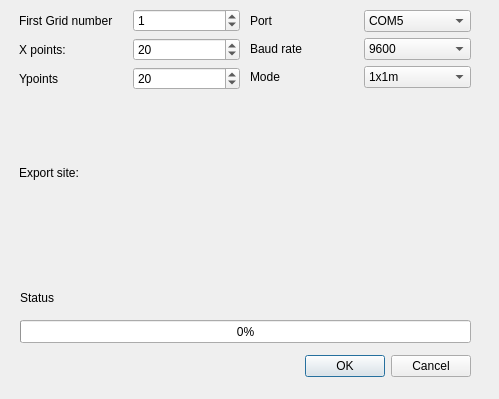
First picture: the form in importlogger.ui, repository arthurHamel/GeoUI, before the edit.
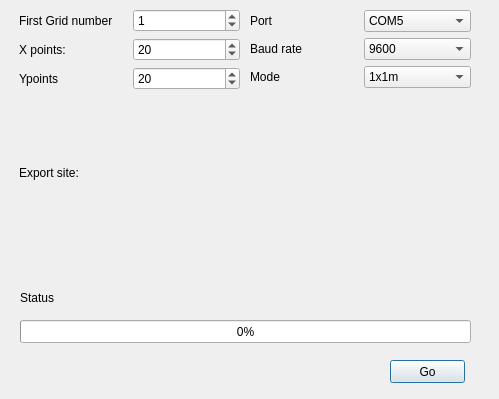
Second picture: the form after the edit.

Diff of the .ui file:
```diff
--- a/importlogger.ui
+++ b/importlogger.ui
@@ -13,22 +13,6 @@
   <property name="windowTitle">
    <string>Dialog</string>
   </property>
-  <widget class="QDialogButtonBox" name="buttonBox">
-   <property name="geometry">
-    <rect>
-     <x>40</x>
-     <y>350</y>
-     <width>431</width>
-     <height>32</height>
-    </rect>
-   </property>
-   <property name="orientation">
-    <enum>Qt::Horizontal</enum>
-   </property>
-   <property name="standardButtons">
-    <set>QDialogButtonBox::Cancel|QDialogButtonBox::Ok</set>
-   </property>
-  </widget>
   <widget class="QWidget" name="verticalLayoutWidget">
    <property name="geometry">
     <rect>
@@ -255,6 +239,19 @@
     <string>Status</string>
    </property>
   </widget>
+  <widget class="QPushButton" name="go">
+   <property name="geometry">
+    <rect>
+     <x>390</x>
+     <y>360</y>
+     <width>75</width>
+     <height>23</height>
+    </rect>
+   </property>
+   <property name="text">
+    <string>Go</string>
+   </property>
+  </widget>
  </widget>
  <resources/>
  <connections>
```
Left out of the diff: 35 changed lines with no effect on the pictures.
